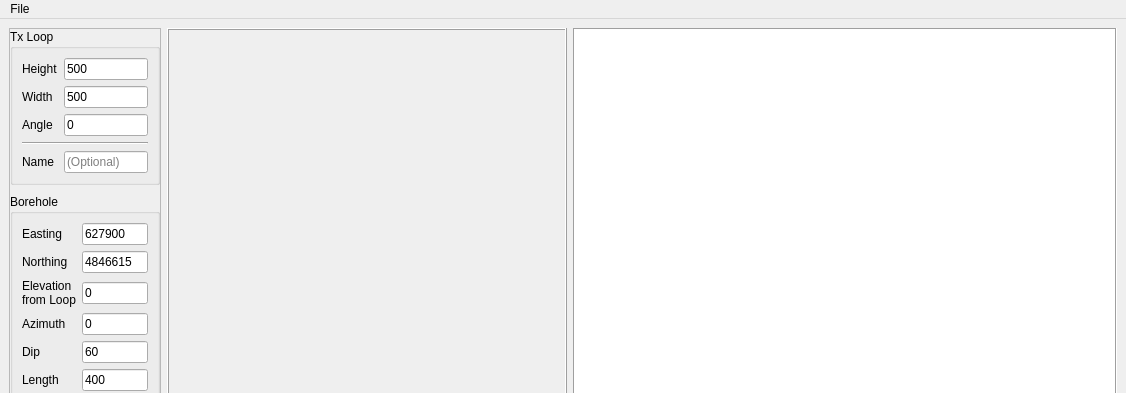
Above: src/qt_ui/loop_planner.ui from Eric-Meunier/Processor-Suite before the change; both pictures show x 0 to 1126 and y 0 to 393 of the 1126 by 870 pixel window. Below: the same form after it.
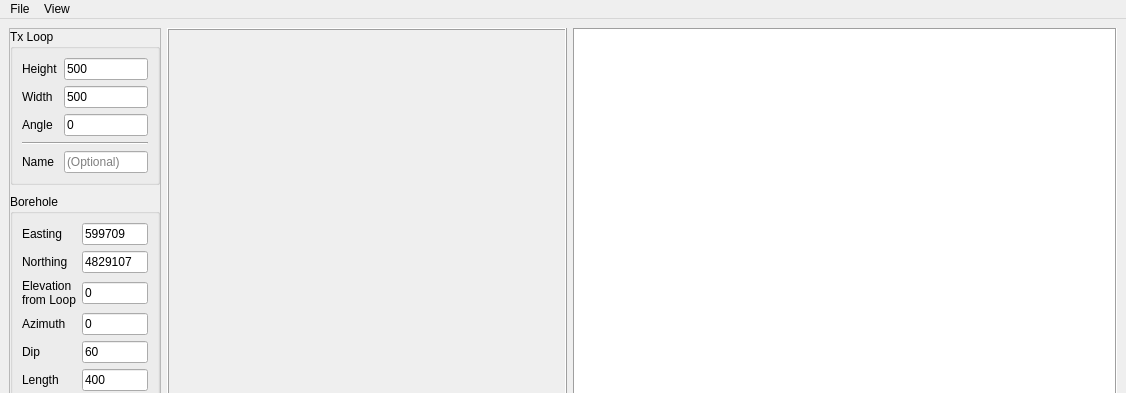
That is the form after the change. Custom widgets are drawn as their Qt base class.

Commit message: Added interactive Folium map to Grid planner and loop planner.

Patch:
```diff
--- a/src/qt_ui/loop_planner.ui
+++ b/src/qt_ui/loop_planner.ui
@@ -205,7 +205,7 @@
              </sizepolicy>
             </property>
             <property name="text">
-             <string>4846615</string>
+             <string>4829107</string>
             </property>
             <property name="placeholderText">
              <string/>
@@ -227,7 +227,7 @@
              </size>
             </property>
             <property name="text">
-             <string>627900</string>
+             <string>599709</string>
             </property>
             <property name="placeholderText">
              <string/>
@@ -528,7 +528,14 @@
     <addaction name="actionSave_as_KMZ"/>
     <addaction name="actionSave_as_GPX"/>
    </widget>
+   <widget class="QMenu" name="menuView">
+    <property name="title">
+     <string>View</string>
+    </property>
+    <addaction name="view_map_action"/>
+   </widget>
    <addaction name="menuFile"/>
+   <addaction name="menuView"/>
   </widget>
   <widget class="QStatusBar" name="statusbar"/>
   <action name="actionSave_as_KMZ">
```
Left out of the diff: 5 changed lines with no effect on the pictures. The commit also changes 25 other files.
